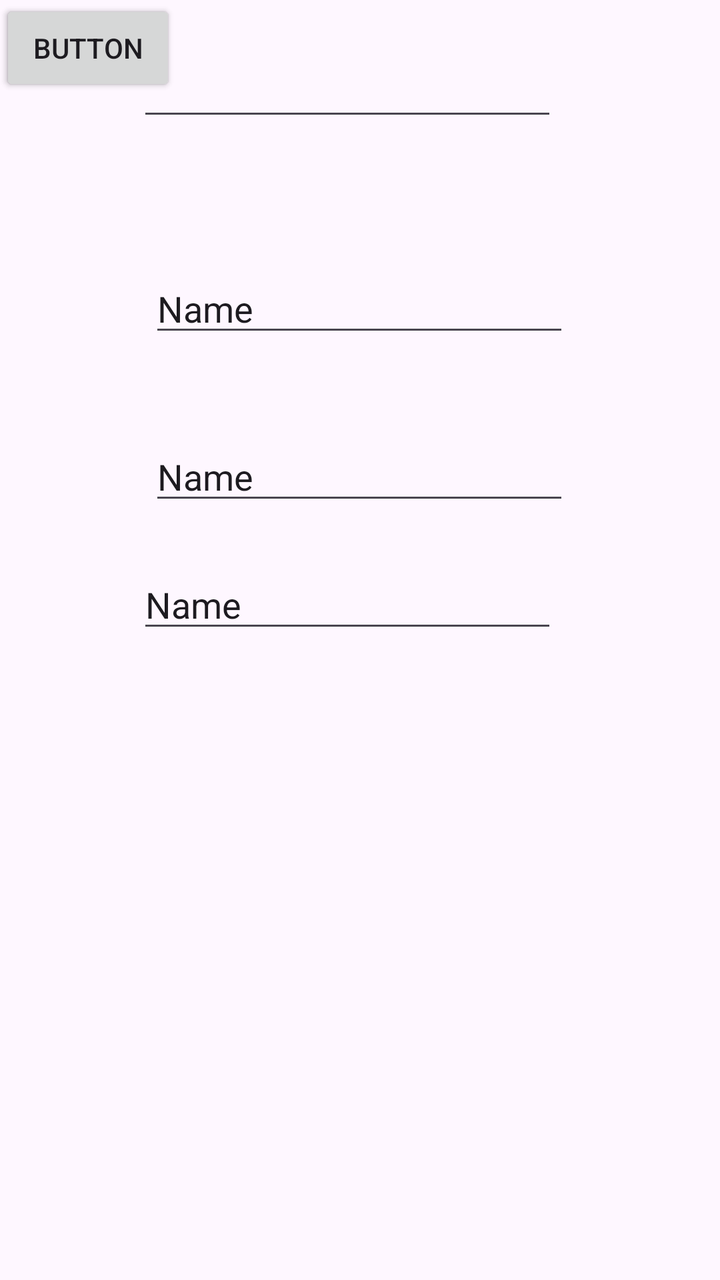
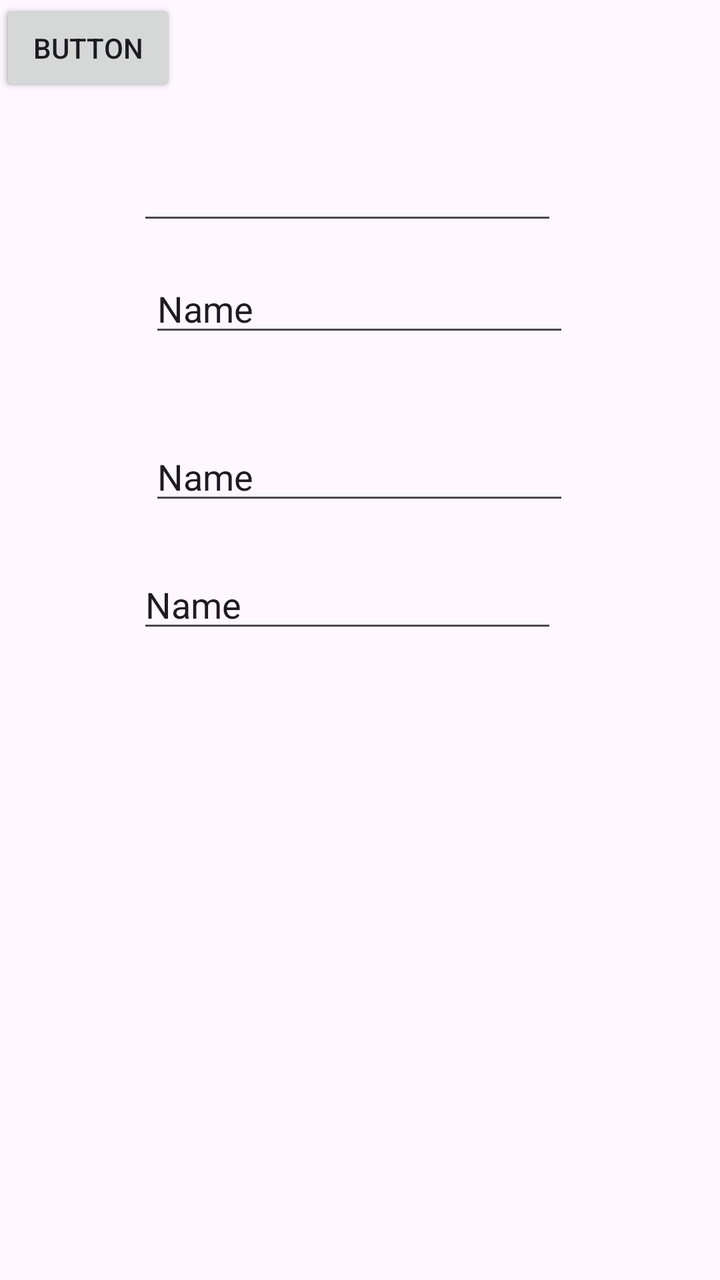

Two renders of the same Android screen: before a commit and after it. Below are the layout's source before the change and the commit's diff.
<!-- AndroidManifest.xml: application theme Theme.MyApplication -->
<!-- res/layout/activity_main.xml -->
<?xml version="1.0" encoding="utf-8"?>
<androidx.constraintlayout.widget.ConstraintLayout xmlns:android="http://schemas.android.com/apk/res/android"
    xmlns:app="http://schemas.android.com/apk/res-auto"
    xmlns:tools="http://schemas.android.com/tools"
    android:id="@+id/main"
    android:layout_width="match_parent"
    android:layout_height="match_parent"
    tools:context=".MainActivity">

    <EditText
        android:id="@+id/etx_nome"
        android:layout_width="wrap_content"
        android:layout_height="wrap_content"
        android:layout_marginTop="132dp"
        android:ems="10"
        android:inputType="text"
        android:text="Name"
        app:layout_constraintEnd_toEndOf="parent"
        app:layout_constraintHorizontal_bias="0.497"
        app:layout_constraintStart_toStartOf="parent"
        app:layout_constraintTop_toTopOf="parent" />

    <EditText
        android:id="@+id/etn_curso"
        android:layout_width="wrap_content"
        android:layout_height="wrap_content"
        android:layout_marginTop="148dp"
        android:ems="10"
        android:inputType="text"
        android:text="Name"
        app:layout_constraintEnd_toEndOf="parent"
        app:layout_constraintHorizontal_bias="0.457"
        app:layout_constraintStart_toStartOf="parent"
        app:layout_constraintTop_toTopOf="@+id/etx_nome" />

    <EditText
        android:id="@+id/etn_documento"
        android:layout_width="wrap_content"
        android:layout_height="wrap_content"
        android:layout_marginTop="216dp"
        android:ems="10"
        android:inputType="text"
        android:text="Name"
        app:layout_constraintEnd_toEndOf="parent"
        app:layout_constraintHorizontal_bias="0.497"
        app:layout_constraintStart_toStartOf="parent"
        app:layout_constraintTop_toTopOf="parent" />

    <EditText
        android:id="@+id/etx_id"
        android:layout_width="wrap_content"
        android:layout_height="wrap_content"
        android:layout_marginTop="24dp"
        android:ems="10"
        android:inputType="number"
        app:layout_constraintEnd_toEndOf="parent"
        app:layout_constraintHorizontal_bias="0.457"
        app:layout_constraintStart_toStartOf="parent"
        app:layout_constraintTop_toTopOf="parent" />

    <Button
        android:id="@+id/btn_visualizar"
        android:layout_width="wrap_content"
        android:layout_height="wrap_content"
        android:text="Button"
        tools:layout_editor_absoluteX="160dp"
        tools:layout_editor_absoluteY="432dp" />

    <Button
        android:id="@+id/btn_cadastrar"
        android:layout_width="wrap_content"
        android:layout_height="wrap_content"
        android:text="Button"
        tools:layout_editor_absoluteX="168dp"
        tools:layout_editor_absoluteY="550dp" />

</androidx.constraintlayout.widget.ConstraintLayout>
<!-- resources referenced by this layout -->
<resources>
  <style name="Theme.MyApplication" parent="Base.Theme.MyApplication" />
  <style name="Base.Theme.MyApplication" parent="Theme.Material3.DayNight.NoActionBar">
          
          
      </style>
</resources>

<!-- the commit's change to res/layout/activity_main.xml (unified diff, before → after) -->
@@ -50,7 +50,7 @@
         android:id="@+id/etx_id"
         android:layout_width="wrap_content"
         android:layout_height="wrap_content"
-        android:layout_marginTop="24dp"
+        android:layout_marginTop="76dp"
         android:ems="10"
         android:inputType="number"
         app:layout_constraintEnd_toEndOf="parent"
